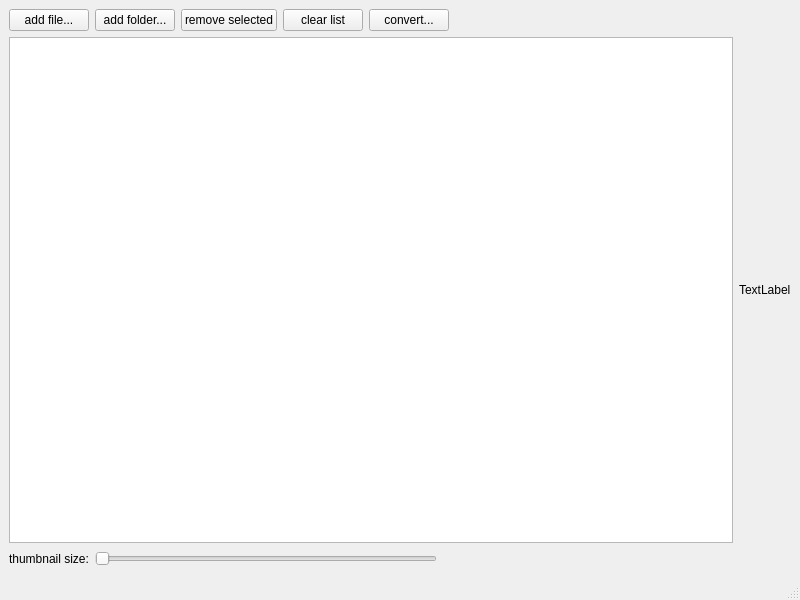
Before: the Qt Designer form cmainwindow.ui in birkeh/pictureConvert, drawn with Qt 5.
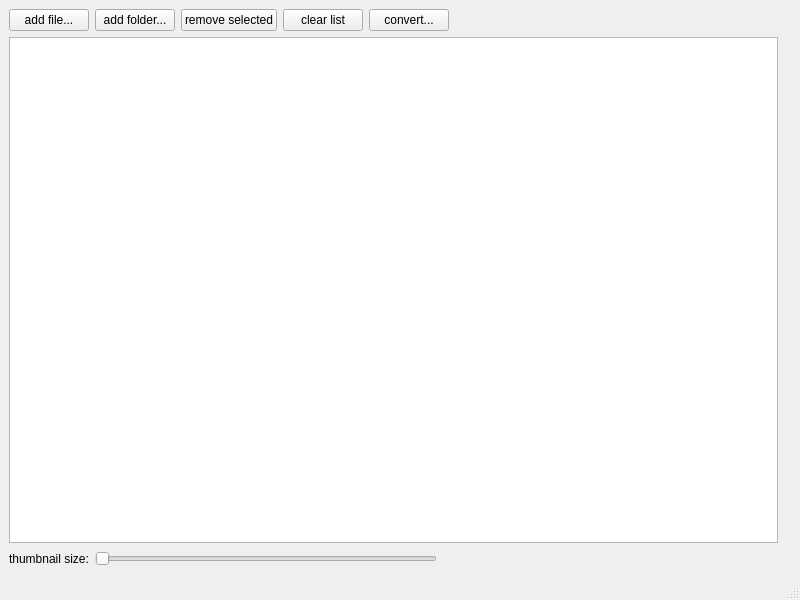
After: the same form once the commit is applied. Custom widgets are drawn as their Qt base class.

```diff
--- a/cmainwindow.ui
+++ b/cmainwindow.ui
@@ -98,7 +98,7 @@
           <item>
            <widget class="QLabel" name="m_lpPictureData">
             <property name="text">
-             <string>TextLabel</string>
+             <string/>
             </property>
            </widget>
           </item>
```
